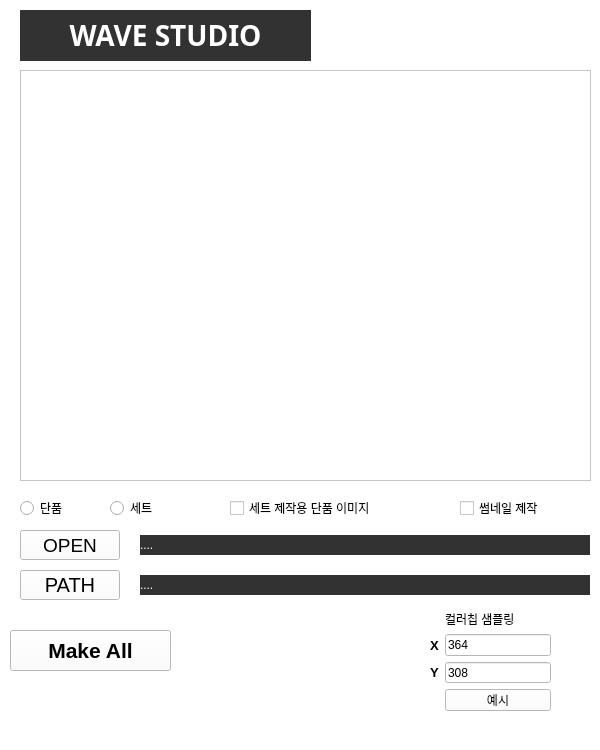
Above: 03_resource/ui_imageMaking.ui from suni1015/ImageMaking before the change. Below: the same form after it.
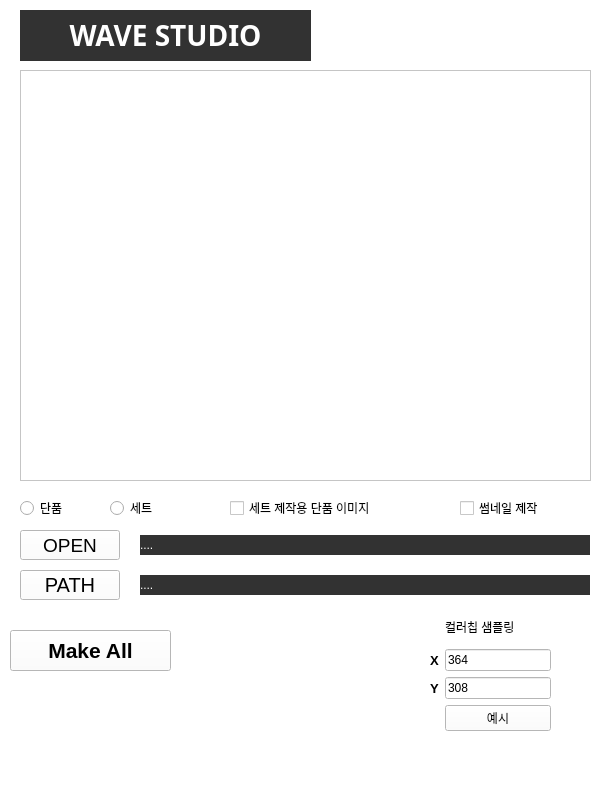
That is the form after the change.

Commit message: UI 좌표 수정

```diff
--- a/03_resource/ui_imageMaking.ui
+++ b/03_resource/ui_imageMaking.ui
@@ -7,7 +7,7 @@
     <x>0</x>
     <y>0</y>
     <width>600</width>
-    <height>750</height>
+    <height>787</height>
    </rect>
   </property>
   <property name="font">
@@ -278,7 +278,7 @@
       <x>430</x>
       <y>610</y>
       <width>121</width>
-      <height>101</height>
+      <height>121</height>
      </rect>
     </property>
     <layout class="QGridLayout" name="gridLayout_3">
```
Left out of the diff: 2 changed lines with no effect on the pictures.
